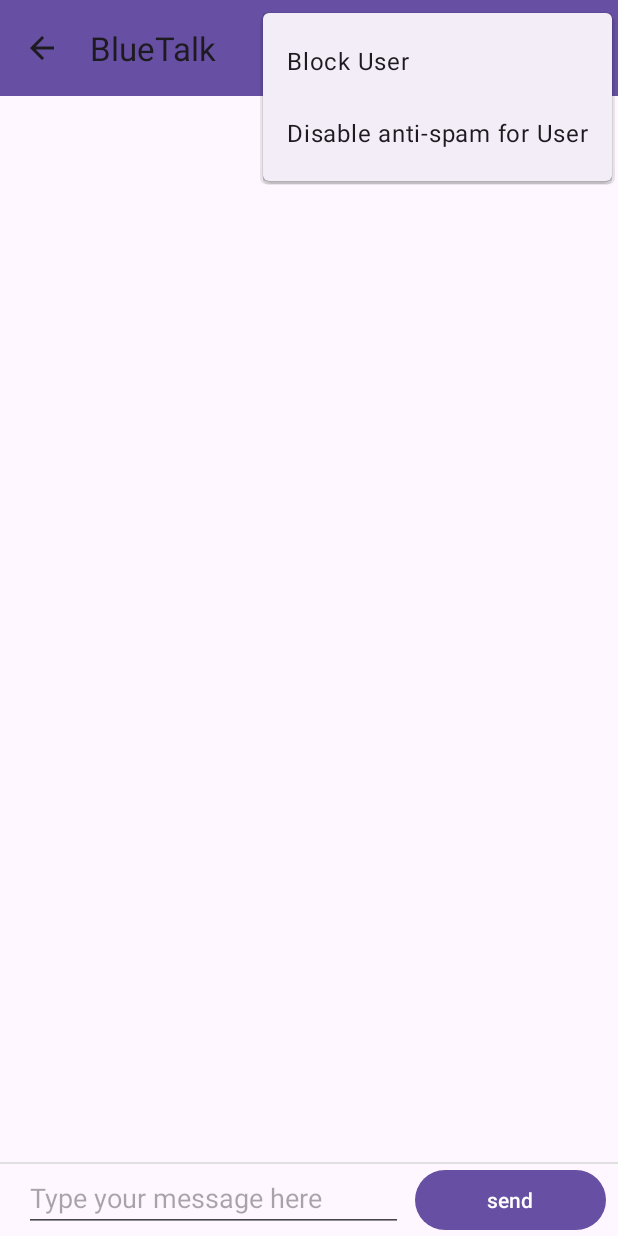
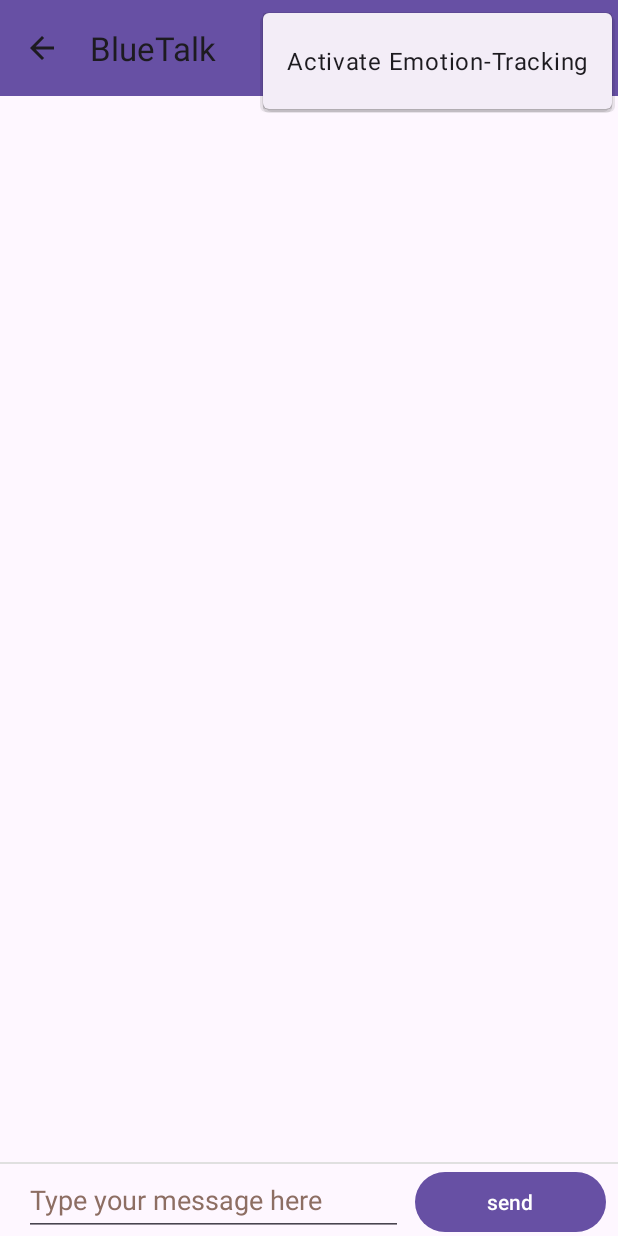
Before and after one commit to Ludof63/BlueTalk, an Android app: the BluetoothChatActivity screen opened directly, with no data from a screen before it, with the options menu open, on a phone screen of 412 x 824 dp. Run offline under Robolectric (Android 15) with nearby library versions, the phone set to English and light mode, and no system bars; 4 statements that could not run were skipped.

Commit message:
Added chat history support first version, added icon

```diff
--- a/app/build.gradle
+++ b/app/build.gradle
@@ -31,8 +31,9 @@ android {
 dependencies {
 
     implementation 'androidx.appcompat:appcompat:1.6.1'
-    implementation 'com.google.android.material:material:1.5.0'
+    implementation 'com.google.android.material:material:1.9.0'
     implementation 'androidx.constraintlayout:constraintlayout:2.1.4'
+    implementation 'com.google.code.gson:gson:2.8.9'
     testImplementation 'junit:junit:4.13.2'
     androidTestImplementation 'androidx.test.ext:junit:1.1.5'
     androidTestImplementation 'androidx.test.espresso:espresso-core:3.5.1'
--- a/app/src/main/AndroidManifest.xml
+++ b/app/src/main/AndroidManifest.xml
@@ -24,7 +24,7 @@
         android:allowBackup="true"
         android:dataExtractionRules="@xml/data_extraction_rules"
         android:fullBackupContent="@xml/backup_rules"
-        android:icon="@mipmap/ic_launcher"
+        android:icon="@mipmap/ic_launcher_new"
         android:label="@string/app_name"
         android:roundIcon="@mipmap/ic_launcher_round"
         android:supportsRtl="true"
--- a/app/src/main/java/com/fsanitize/bluetalk/BluetoothChatActivity.java
+++ b/app/src/main/java/com/fsanitize/bluetalk/BluetoothChatActivity.java
@@ -33,6 +33,7 @@ public class BluetoothChatActivity extends BluetoothBaseActivity {
     private Context context;
     private BluetoothMessageListAdapter chat_adapter;
     private List<BluetoothMessage> messageList = new LinkedList<>();
+    private final BlueTalkHistory historyManager = new BlueTalkHistory();
 
 
     private Handler UIChat_handler = new Handler(new Handler.Callback() {
@@ -43,10 +44,9 @@ public class BluetoothChatActivity extends BluetoothBaseActivity {
                     Log.d(TAG_LOG, "Chat Handler: read a message");
                     byte[] buffer = (byte[]) msg.obj;
                     String inputBuffer = new String(buffer, 0, msg.arg1);
-                    BluetoothMessage receivedMessage = new BluetoothMessage(inputBuffer,"not me",System.currentTimeMillis());
+                    BluetoothMessage receivedMessage = new BluetoothMessage(inputBuffer,bluetoothChat.getAddress(),System.currentTimeMillis());
                     messageList.add(receivedMessage);
                     chat_adapter.notifyDataSetChanged();
-                    //Toast.makeText(context, inputBuffer, Toast.LENGTH_SHORT).show();
                     break;
                 case BluetoothChat.MessageConstants.MESSAGE_WRITE:
                     Log.d(TAG_LOG, "Chat Handler: wrote a message");
@@ -56,7 +56,6 @@ public class BluetoothChatActivity extends BluetoothBaseActivity {
                     messageList.add(sentMessage);
                     chat_adapter.notifyDataSetChanged();
                     linearLayoutManager.scrollToPosition(recyclerView_chat.getAdapter().getItemCount() - 1);
-                    Toast.makeText(context,"Message sent",Toast.LENGTH_SHORT).show();
                     break;
 
                 case BluetoothChat.MessageConstants.MESSAGE_TOAST:
@@ -64,6 +63,7 @@ public class BluetoothChatActivity extends BluetoothBaseActivity {
                     break;
 
                 case BluetoothChat.MessageConstants.MESSAGE_DISCONNECTION:
+                    historyManager.updateUserHistory(bluetoothChat.getAddress(), messageList);
                     bluetoothChat.close();
                     finish();
                     break;
@@ -82,10 +82,7 @@ public class BluetoothChatActivity extends BluetoothBaseActivity {
     public boolean onOptionsItemSelected(MenuItem item) {
         int id = item.getItemId();
 
-        if (id == R.id.action_block_user) {
-            return true;
-        }
-        if (id == R.id.action_user_disable_anti_spam) {
+        if (id == R.id.action_chat_emotion) {
             return true;
         }
         if(id == android.R.id.home){
@@ -103,14 +100,14 @@ public class BluetoothChatActivity extends BluetoothBaseActivity {
         builder.setMessage("Do you want to exit? ");
         builder.setPositiveButton("Exit", new DialogInterface.OnClickListener() {
             public void onClick(DialogInterface dialog, int id) {
-                //saveResult();
+                historyManager.updateUserHistory(bluetoothChat.getAddress(), messageList);
                 bluetoothChat.close();
                BluetoothChatActivity.super.onBackPressed();
             }
         });
         builder.setNegativeButton("Cancel", new DialogInterface.OnClickListener() {
             public void onClick(DialogInterface dialog, int id) {
-                BluetoothChatActivity.super.onBackPressed();
+                dialog.dismiss();
             }
         });
         builder.show();
@@ -130,7 +127,6 @@ public class BluetoothChatActivity extends BluetoothBaseActivity {
 
         toolbar = findViewById(R.id.toolbar_chat_activity);
         setSupportActionBar(toolbar);
-        //TODO set title to nickname
         getSupportActionBar().setTitle(bluetoothChat.getNickName());
         getSupportActionBar().setDisplayHomeAsUpEnabled(true);
 
@@ -157,6 +153,14 @@ public class BluetoothChatActivity extends BluetoothBaseActivity {
     protected void onStart() {
         super.onStart();
         BluetoothSocket connectedSocket = null;
+        List<BluetoothMessage> chat_history = historyManager.getUserHistory(bluetoothChat.getAddress());
+        if(chat_history != null){
+            Log.d(TAG_LOG, "Restored chat history");
+            for (BluetoothMessage m : chat_history) {
+                messageList.add(m);
+            }
+            chat_adapter.notifyDataSetChanged();
+        }
         bluetoothChat.attachHandler(UIChat_handler);
     }
 
--- a/app/src/main/res/layout/activity_bluetooth_chat.xml
+++ b/app/src/main/res/layout/activity_bluetooth_chat.xml
@@ -63,10 +63,12 @@
             android:layout_width="wrap_content"
             android:layout_height="wrap_content"
             android:layout_marginStart="16dp"
+            android:layout_weight="1"
             android:ems="10"
-            android:hint="Type your message here"
-            android:layout_weight="1"
+            android:hint="@string/chat_type_your_message_here"
             android:inputType="textMultiLine"
+            android:minHeight="48dp"
+            android:textColorHint="#8D6E63"
             app:layout_constraintBottom_toBottomOf="parent"
             app:layout_constraintStart_toStartOf="parent" />
 
@@ -74,7 +76,7 @@
             android:id="@+id/button_send"
             android:layout_width="wrap_content"
             android:layout_height="wrap_content"
-            android:text="send"
+            android:text="@string/chat_send"
             android:layout_marginEnd="8dp"
             android:layout_marginStart="8dp"
             android:layout_weight="1"
--- a/app/src/main/res/layout/activity_device_list.xml
+++ b/app/src/main/res/layout/activity_device_list.xml
@@ -1,7 +1,6 @@
 <?xml version="1.0" encoding="utf-8"?>
 <androidx.constraintlayout.widget.ConstraintLayout xmlns:android="http://schemas.android.com/apk/res/android"
     xmlns:app="http://schemas.android.com/apk/res-auto"
-    xmlns:tools="http://schemas.android.com/tools"
     android:layout_width="match_parent"
     android:layout_height="match_parent"
     android:orientation="vertical">
@@ -34,7 +33,7 @@
         android:layout_height="wrap_content"
         android:layout_marginTop="8dp"
         android:layout_weight="1"
-        android:text="Scan"
+        android:text="@string/dev_list_scan"
         app:layout_constraintStart_toStartOf="parent"
         app:layout_constraintTop_toBottomOf="@+id/toolbar_wrapper_device_list" />
 
--- a/app/src/main/res/menu/menu_chat.xml
+++ b/app/src/main/res/menu/menu_chat.xml
@@ -1,9 +1,7 @@
 <?xml version="1.0" encoding="utf-8"?>
 <menu xmlns:android="http://schemas.android.com/apk/res/android">
+
     <item
-        android:id="@+id/action_block_user"
-        android:title="Block User" />
-    <item
-        android:id="@+id/action_user_disable_anti_spam"
-        android:title="Disable anti-spam for User" />
+        android:id="@+id/action_chat_emotion"
+        android:title="@string/chat_activate_emotion_tracking" />
 </menu>
```
Also changed, not shown: app/src/main/java/com/fsanitize/bluetalk/BluetoothBaseActivity.java (+7 -3 lines), app/src/main/java/com/fsanitize/bluetalk/BluetoothChat.java (+7 -0 lines), app/src/main/java/com/fsanitize/bluetalk/BluetoothMessage.java (+3 -4 lines), app/src/main/java/com/fsanitize/bluetalk/DeviceListActivity.java (+30 -3 lines), app/src/main/java/com/fsanitize/bluetalk/MainActivity.java (+5 -9 lines), app/src/main/res/layout/activity_main.xml (+22 -11 lines), app/src/main/res/menu/menu_device_list.xml (+5 -2 lines), app/src/main/res/menu/menu_main.xml (+2 -8 lines), app/src/main/res/values/strings.xml (+13 -0 lines).
